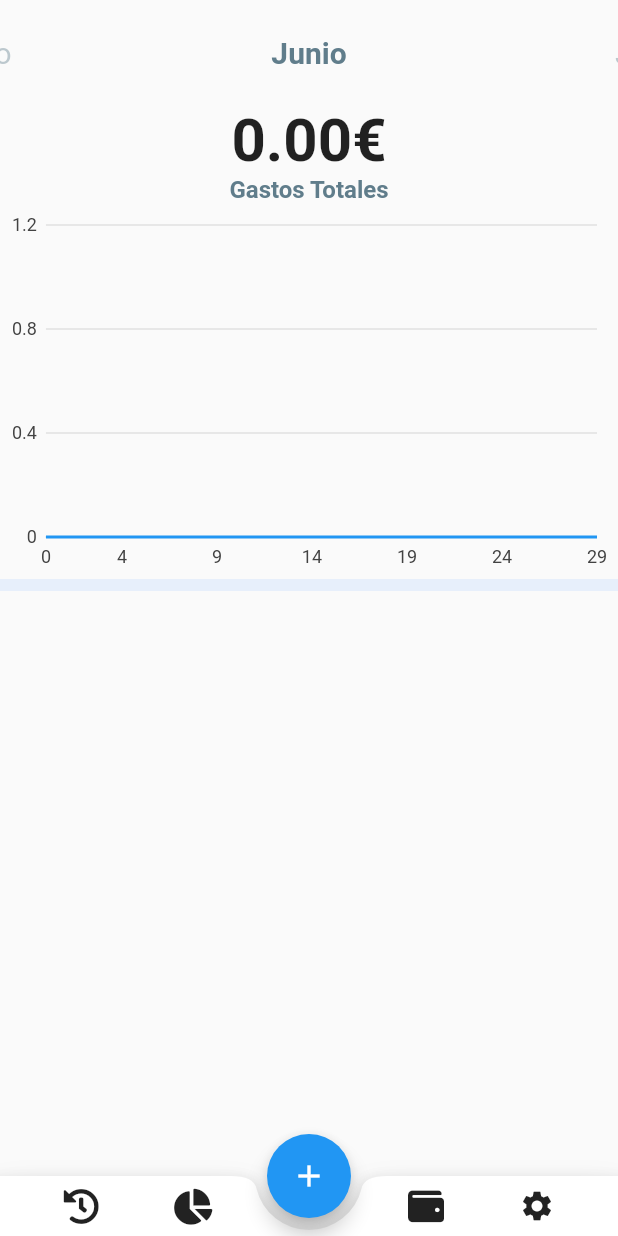
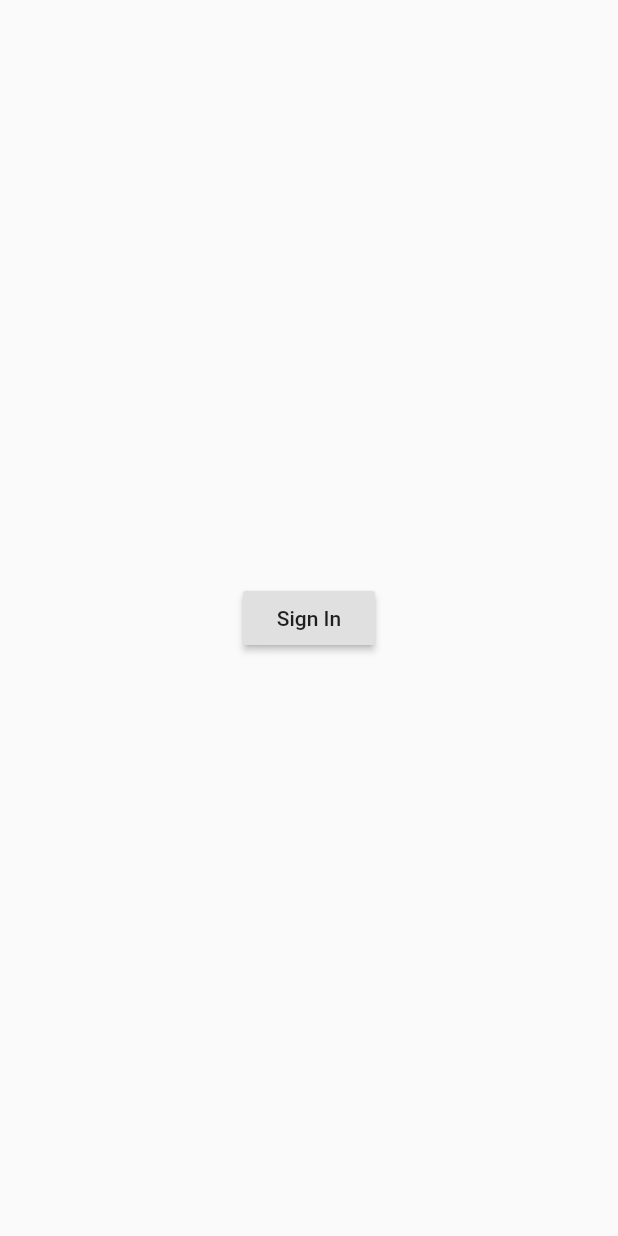
Before and after one commit to GfMois13/GastosApp, a Flutter app: the screen it shows after launch, on a phone screen of 412 x 824 dp. Run offline on Flutter 3.47's test engine with Material 2 defaults, Android fonts, the phone set to English and light mode, and no system bars; our stand-ins replace charts_flutter, cloud_firestore, firebase_core, font_awesome_flutter; accounts and stored records are empty.

Commit message:
Moises -> Provider && LoginPage started

```diff
--- a/lib/main.dart
+++ b/lib/main.dart
@@ -1,8 +1,11 @@
 // @dart=2.9
 import 'package:firebase_core/firebase_core.dart';
 import 'package:flutter/material.dart';
+import 'package:gastos/states/LoginState.dart';
 import 'package:gastos/views/AddPage.dart';
 import 'package:gastos/views/HomePage.dart';
+import 'package:gastos/views/LoginPage.dart';
+import 'package:provider/provider.dart';
 
 void main() async {
   WidgetsFlutterBinding.ensureInitialized();
@@ -11,20 +14,68 @@ void main() async {
 }
 
 class MyApp extends StatelessWidget {
-  // This widget is the root of your application.
   @override
   Widget build(BuildContext context) {
-    return MaterialApp(
+    return ChangeNotifierProvider<LoginState>(
+      create: (BuildContext context) => LoginState(),
+      child: MaterialApp(
         debugShowCheckedModeBanner: false,
         initialRoute: '/',
-      title: 'Flutter Demo',
+        title: 'GastosApp',
         theme: ThemeData(
           primarySwatch: Colors.blue,
         ),
         routes: {
-        '/': (BuildContext context) => HomePage(),
+          '/': (BuildContext context) {
+            var state = Provider.of<LoginState>(context);
+            if (state.isLoggedIn()) {
+              return HomePage();
+            } else
+              return LoginPage();
+          },
           '/add': (BuildContext context) => AddPage(),
         },
+      ),
     );
   }
 }
+
+// class MyApp extends StatefulWidget {
+//   @override
+//   _MyAppState createState() => _MyAppState();
+// }
+
+// class _MyAppState extends State<MyApp> {
+//   bool _isLoggedIn = false;
+
+//   @override
+//   Widget build(BuildContext context) {
+//     return ChangeNotifierProvider<LoginState>(
+//       create: (BuildContext context) => LoginState(),
+//       child: MaterialApp(
+//         debugShowCheckedModeBanner: false,
+//         initialRoute: '/',
+//         title: 'Flutter Demo',
+//         theme: ThemeData(
+//           primarySwatch: Colors.blue,
+//         ),
+//         routes: {
+//           '/': (BuildContext context) {
+//             var state = Provider.of<LoginState>(context);
+//             if (state.isLoggedIn()) {
+//               return HomePage();
+//             } else
+//               return LoginPage(
+//                 onLoginSuccess: () {
+//                   setState(() {
+//                     _isLoggedIn = true;
+//                   });
+//                 },
+//               );
+//           },
+//           '/add': (BuildContext context) => AddPage(),
+//         },
+//       ),
+//     );
+//   }
+// }
--- /dev/null
+++ b/lib/states/LoginState.dart
@@ -0,0 +1,18 @@
+import 'package:flutter/material.dart';
+// ignore: unused_import
+import 'package:provider/provider.dart';
+
+class LoginState with ChangeNotifier {
+  bool _loggedIn = false;
+  bool isLoggedIn() => _loggedIn;
+
+  void login() {
+    _loggedIn = true;
+    notifyListeners();
+  }
+
+  void logout() {
+    _loggedIn = false;
+    notifyListeners();
+  }
+}
--- a/lib/views/HomePage.dart
+++ b/lib/views/HomePage.dart
@@ -3,12 +3,11 @@ import 'package:cloud_firestore/cloud_firestore.dart';
 import 'dart:core';
 import 'package:flutter/material.dart';
 import 'package:font_awesome_flutter/font_awesome_flutter.dart';
+import 'package:gastos/states/LoginState.dart';
 import 'package:gastos/styles/Styles.dart';
-// ignore: unused_import
 import 'package:gastos/widgets/graphic_widget.dart';
 import 'package:gastos/widgets/month_widget.dart';
-// ignore: implementation_imports
-import 'package:flutter/src/widgets/heroes.dart';
+import 'package:provider/provider.dart';
 
 class HomePage extends StatefulWidget {
   @override
@@ -46,20 +45,19 @@ class _HomePageState extends State<HomePage> {
           mainAxisSize: MainAxisSize.max,
           mainAxisAlignment: MainAxisAlignment.spaceEvenly,
           children: <Widget>[
-            _bottomActionBar(FontAwesomeIcons.history),
-            _bottomActionBar(FontAwesomeIcons.chartPie),
+            _bottomActionBar(FontAwesomeIcons.history, () {}),
+            _bottomActionBar(FontAwesomeIcons.chartPie, () {}),
             SizedBox(width: 48.0),
-            _bottomActionBar(FontAwesomeIcons.wallet),
-            _bottomActionBar(Icons.settings),
+            _bottomActionBar(FontAwesomeIcons.wallet, () {}),
+            _bottomActionBar(Icons.settings, () {
+              Provider.of<LoginState>(context).logout();
+            }),
           ],
         ),
       ),
       floatingActionButtonLocation: FloatingActionButtonLocation.centerDocked,
       floatingActionButton: FloatingActionButton(
-        child: Hero(
-          tag: 'addButton',
-          child: Icon(Icons.add),
-        ),
+        child: Icon(Icons.add),
         onPressed: () {
           Navigator.of(context).pushNamed('/add');
         },
@@ -74,7 +72,7 @@ class _HomePageState extends State<HomePage> {
   ///                                                          ///
   ////////////////////////////////////////////////////////////////
 
-  Widget _bottomActionBar(IconData icon) {
+  Widget _bottomActionBar(IconData icon, Function callback) {
     return InkWell(
       child: Padding(
         padding: const EdgeInsets.all(8.0),
--- /dev/null
+++ b/lib/views/LoginPage.dart
@@ -0,0 +1,20 @@
+import 'package:flutter/material.dart';
+import 'package:gastos/states/LoginState.dart';
+import 'package:provider/provider.dart';
+
+class LoginPage extends StatelessWidget {
+  @override
+  Widget build(BuildContext context) {
+    return Scaffold(
+      body: Center(
+        // ignore: deprecated_member_use
+        child: RaisedButton(
+          child: Text('Sign In'),
+          onPressed: () {
+            Provider.of<LoginState>(context, listen: false).login();
+          },
+        ),
+      ),
+    );
+  }
+}
--- a/pubspec.yaml
+++ b/pubspec.yaml
@@ -33,6 +33,7 @@ dependencies:
   cloud_firestore: ^2.2.2
   firebase_core: ^1.3.0
   flutter_numpad_widget: ^0.1.1
+  provider: ^5.0.0
 
 dev_dependencies:
   flutter_test:
```
Also changed, not shown: lib/views/AddPage.dart (+5 -7 lines), pubspec.lock. Lines whose indentation alone changed are shown as unchanged.
